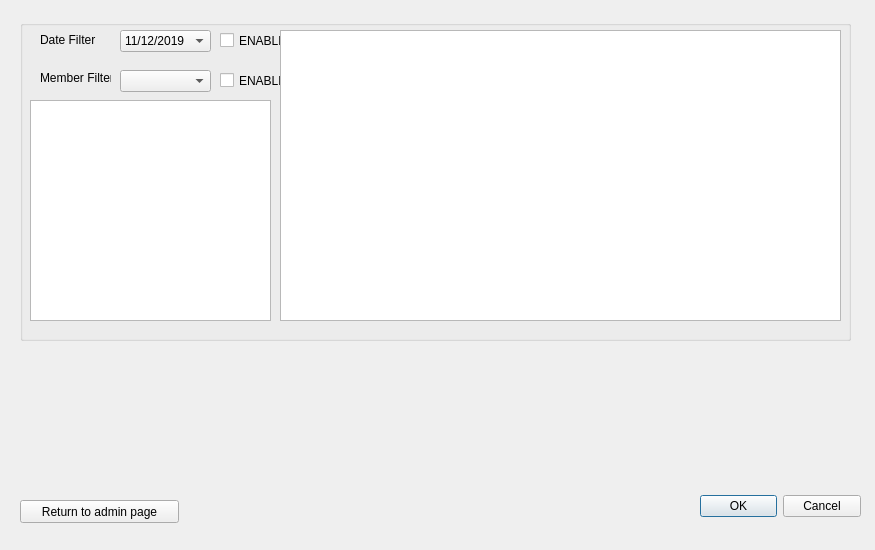
The window that Project2/admin_item_database.ui (tdragon00/CS1C_Project_2) describes before a commit, drawn with Qt 5.
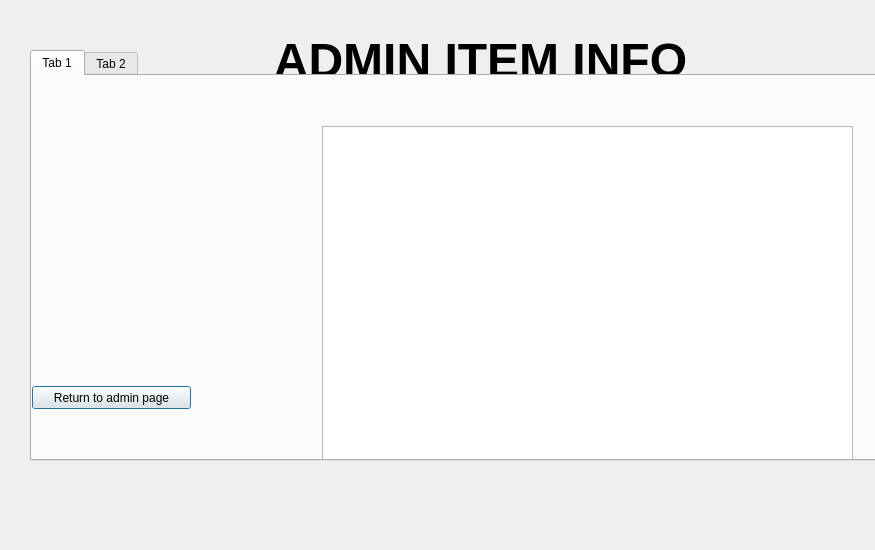
The same window after the commit.

```diff
--- a/Project2/admin_item_database.ui
+++ b/Project2/admin_item_database.ui
@@ -13,198 +13,63 @@
   <property name="windowTitle">
    <string>Dialog</string>
   </property>
-  <widget class="QDialogButtonBox" name="buttonBox">
+  <widget class="QLabel" name="label_5">
    <property name="geometry">
     <rect>
-     <x>700</x>
-     <y>490</y>
-     <width>161</width>
-     <height>32</height>
-    </rect>
-   </property>
-   <property name="orientation">
-    <enum>Qt::Horizontal</enum>
-   </property>
-   <property name="standardButtons">
-    <set>QDialogButtonBox::Cancel|QDialogButtonBox::Ok</set>
-   </property>
-  </widget>
-  <widget class="QPushButton" name="returnButton">
-   <property name="geometry">
-    <rect>
-     <x>20</x>
-     <y>500</y>
-     <width>159</width>
-     <height>23</height>
+     <x>10</x>
+     <y>-10</y>
+     <width>941</width>
+     <height>141</height>
     </rect>
    </property>
    <property name="text">
-    <string>Return to admin page</string>
+    <string>&lt;html&gt;&lt;head/&gt;&lt;body&gt;&lt;p align=&quot;center&quot;&gt;&lt;span style=&quot; font-size:36pt; font-weight:600;&quot;&gt;ADMIN ITEM INFO&lt;/span&gt;&lt;/p&gt;&lt;/body&gt;&lt;/html&gt;</string>
    </property>
   </widget>
-  <widget class="QWidget" name="verticalLayoutWidget">
+  <widget class="QTabWidget" name="tabWidget">
    <property name="geometry">
     <rect>
-     <x>700</x>
-     <y>480</y>
-     <width>161</width>
-     <height>51</height>
+     <x>30</x>
+     <y>50</y>
+     <width>871</width>
+     <height>411</height>
     </rect>
    </property>
-   <layout class="QVBoxLayout" name="verticalLayout"/>
-  </widget>
-  <widget class="QGroupBox" name="Selections">
-   <property name="geometry">
-    <rect>
-     <x>20</x>
-     <y>20</y>
-     <width>831</width>
-     <height>321</height>
-    </rect>
+   <property name="currentIndex">
+    <number>0</number>
    </property>
-   <property name="title">
-    <string/>
-   </property>
-   <widget class="QTableView" name="tableView">
-    <property name="geometry">
-     <rect>
-      <x>260</x>
-      <y>10</y>
-      <width>561</width>
-      <height>291</height>
-     </rect>
-    </property>
-    <property name="sortingEnabled">
-     <bool>true</bool>
-    </property>
-   </widget>
-   <widget class="QComboBox" name="comboBox">
-    <property name="geometry">
-     <rect>
-      <x>100</x>
-      <y>10</y>
-      <width>91</width>
-      <height>22</height>
-     </rect>
-    </property>
-    <item>
-     <property name="text">
-      <string>11/12/2019</string>
+   <widget class="QWidget" name="tab">
+    <attribute name="title">
+     <string>Tab 1</string>
+    </attribute>
+    <widget class="QTableView" name="tableView">
+     <property name="geometry">
+      <rect>
+       <x>290</x>
+       <y>50</y>
+       <width>531</width>
+       <height>361</height>
+      </rect>
      </property>
-    </item>
-    <item>
-     <property name="text">
-      <string>11/13/2019</string>
+    </widget>
+    <widget class="QPushButton" name="returnButton">
+     <property name="geometry">
+      <rect>
+       <x>0</x>
+       <y>310</y>
+       <width>159</width>
+       <height>23</height>
+      </rect>
      </property>
-    </item>
-    <item>
      <property name="text">
-      <string>11/14/2019</string>
+      <string>Return to admin page</string>
      </property>
-    </item>
-    <item>
-     <property name="text">
-      <string>11/15/2019</string>
-     </property>
-    </item>
-    <item>
-     <property name="text">
-      <string>11/16/2019</string>
-     </property>
-    </item>
-    <item>
-     <property name="text">
-      <string>11/17/2019</string>
-     </property>
-    </item>
-    <item>
-     <property name="text">
-      <string>11/18/2019</string>
-     </property>
-    </item>
+    </widget>
    </widget>
-   <widget class="QLabel" name="label">
-    <property name="geometry">
-     <rect>
-      <x>20</x>
-      <y>10</y>
-      <width>71</width>
-      <height>20</height>
-     </rect>
-    </property>
-    <property name="text">
-     <string>Date Filter</string>
-    </property>
-   </widget>
-   <widget class="QComboBox" name="memberFilter">
-    <property name="geometry">
-     <rect>
-      <x>100</x>
-      <y>50</y>
-      <width>91</width>
-      <height>22</height>
-     </rect>
-    </property>
-   </widget>
-   <widget class="QLabel" name="label_2">
-    <property name="geometry">
-     <rect>
-      <x>20</x>
-      <y>50</y>
-      <width>71</width>
-      <height>16</height>
-     </rect>
-    </property>
-    <property name="text">
-     <string>Member Filter</string>
-    </property>
-   </widget>
-   <widget class="QTableView" name="memberTable">
-    <property name="geometry">
-     <rect>
-      <x>10</x>
-      <y>80</y>
-      <width>241</width>
-      <height>221</height>
-     </rect>
-    </property>
-   </widget>
-   <widget class="QWidget" name="horizontalLayoutWidget">
-    <property name="geometry">
-     <rect>
-      <x>130</x>
-      <y>80</y>
-      <width>101</width>
-      <height>221</height>
-     </rect>
-    </property>
-    <layout class="QHBoxLayout" name="horizontalLayout"/>
-   </widget>
-   <widget class="QCheckBox" name="checkMemberFilter">
-    <property name="geometry">
-     <rect>
-      <x>200</x>
-      <y>50</y>
-      <width>61</width>
-      <height>21</height>
-     </rect>
-    </property>
-    <property name="text">
-     <string>ENABLE</string>
-    </property>
-   </widget>
-   <widget class="QCheckBox" name="checkDateFilter">
-    <property name="geometry">
-     <rect>
-      <x>200</x>
-      <y>10</y>
-      <width>61</width>
-      <height>21</height>
-     </rect>
-    </property>
-    <property name="text">
-     <string>ENABLE</string>
-    </property>
+   <widget class="QWidget" name="tab_2">
+    <attribute name="title">
+     <string>Tab 2</string>
+    </attribute>
    </widget>
   </widget>
  </widget>
```
Left out of the diff: 35 changed lines with no effect on the pictures.
